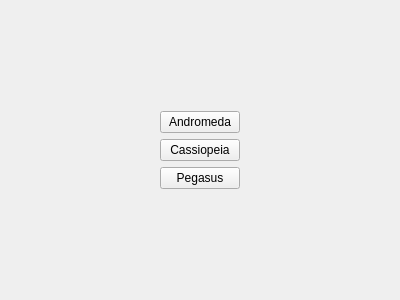
This is Software/src/wizard/ZonePlacementPage.ui in Atarity/Lightpack as Qt 5 draws it before an edit. The edited form follows.
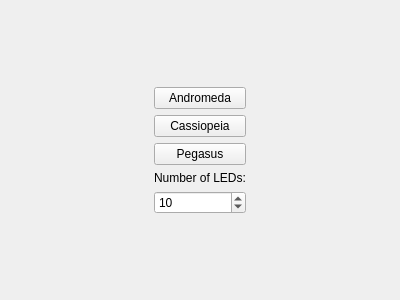
This is the edited form.

Diff of the .ui file:
```diff
--- a/Software/src/wizard/ZonePlacementPage.ui
+++ b/Software/src/wizard/ZonePlacementPage.ui
@@ -74,7 +74,7 @@
      </property>
     </spacer>
    </item>
-   <item row="4" column="1">
+   <item row="6" column="1">
     <spacer name="verticalSpacer_2">
      <property name="orientation">
       <enum>Qt::Vertical</enum>
@@ -87,6 +87,23 @@
      </property>
     </spacer>
    </item>
+   <item row="5" column="1">
+    <widget class="QSpinBox" name="sbNumberOfLeds">
+     <property name="minimum">
+      <number>1</number>
+     </property>
+     <property name="value">
+      <number>10</number>
+     </property>
+    </widget>
+   </item>
+   <item row="4" column="1">
+    <widget class="QLabel" name="label">
+     <property name="text">
+      <string>Number of LEDs:</string>
+     </property>
+    </widget>
+   </item>
   </layout>
  </widget>
  <resources/>
```
